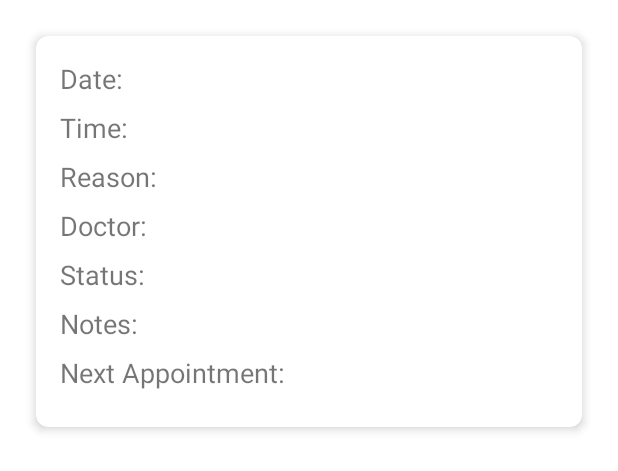
After one commit to Dlaminisiphi/Health-App, an Android app: the layout item_my_history.xml on its own in the app's theme, with its tools: preview values and no code run, on a phone screen of 412 x 824 dp. The commit adds this screen. Shown: the top 471 px of the screen. Run offline under Robolectric (Android 15) with nearby library versions, the phone set to English and light mode, and no system bars.

Commit message:
final commit

```diff
--- a/app/src/main/AndroidManifest.xml
+++ b/app/src/main/AndroidManifest.xml
@@ -14,6 +14,9 @@
         android:supportsRtl="true"
         android:theme="@style/Theme.DutHealthApp"
         tools:targetApi="31">
+        <activity
+            android:name=".MyBookingHistory"
+            android:exported="false" />
         <activity
             android:name=".InputViewActivity"
             android:exported="false" />
--- a/app/src/main/java/com/example/dut_health_app/EmergencyServices.java
+++ b/app/src/main/java/com/example/dut_health_app/EmergencyServices.java
@@ -15,10 +15,6 @@ public class EmergencyServices extends AppCompatActivity {
         super.onCreate(savedInstanceState);
         EdgeToEdge.enable(this);
         setContentView(R.layout.activity_emergency_services);
-        ViewCompat.setOnApplyWindowInsetsListener(findViewById(R.id.main), (v, insets) -> {
-            Insets systemBars = insets.getInsets(WindowInsetsCompat.Type.systemBars());
-            v.setPadding(systemBars.left, systemBars.top, systemBars.right, systemBars.bottom);
-            return insets;
-        });
+
     }
 }
--- /dev/null
+++ b/app/src/main/res/layout/item_my_history.xml
@@ -0,0 +1,80 @@
+<?xml version="1.0" encoding="utf-8"?>
+<LinearLayout xmlns:android="http://schemas.android.com/apk/res/android"
+    xmlns:card_view="http://schemas.android.com/apk/res-auto"
+    android:layout_width="match_parent"
+    android:layout_height="wrap_content"
+    android:orientation="vertical"
+    android:padding="16dp">
+
+    <androidx.cardview.widget.CardView
+        android:id="@+id/appointment_card"
+        android:layout_width="match_parent"
+        android:layout_height="wrap_content"
+        android:layout_margin="8dp"
+        card_view:cardCornerRadius="8dp"
+        card_view:cardElevation="4dp">
+
+        <LinearLayout
+            android:layout_width="match_parent"
+            android:layout_height="wrap_content"
+            android:orientation="vertical"
+            android:padding="16dp">
+
+            <TextView
+                android:id="@+id/tv_date"
+                android:layout_width="wrap_content"
+                android:layout_height="wrap_content"
+                android:text="Date: "
+                android:textSize="18sp"
+                android:layout_marginBottom="8dp"/>
+
+            <TextView
+                android:id="@+id/tv_time"
+                android:layout_width="wrap_content"
+                android:layout_height="wrap_content"
+                android:text="Time: "
+                android:textSize="18sp"
+                android:layout_marginBottom="8dp"/>
+
+            <TextView
+                android:id="@+id/tv_reason"
+                android:layout_width="wrap_content"
+                android:layout_height="wrap_content"
+                android:text="Reason: "
+                android:textSize="18sp"
+                android:layout_marginBottom="8dp"/>
+
+            <TextView
+                android:id="@+id/tv_doctor"
+                android:layout_width="wrap_content"
+                android:layout_height="wrap_content"
+                android:text="Doctor: "
+                android:textSize="18sp"
+                android:layout_marginBottom="8dp"/>
+
+            <TextView
+                android:id="@+id/tv_status"
+                android:layout_width="wrap_content"
+                android:layout_height="wrap_content"
+                android:text="Status: "
+                android:textSize="18sp"
+                android:layout_marginBottom="8dp"/>
+
+            <TextView
+                android:id="@+id/tv_notes"
+                android:layout_width="wrap_content"
+                android:layout_height="wrap_content"
+                android:text="Notes: "
+                android:textSize="18sp"
+                android:layout_marginBottom="8dp"/>
+
+            <TextView
+                android:id="@+id/tv_next_appointment"
+                android:layout_width="wrap_content"
+                android:layout_height="wrap_content"
+                android:text="Next Appointment: "
+                android:textSize="18sp"
+                android:layout_marginBottom="8dp"/>
+        </LinearLayout>
+    </androidx.cardview.widget.CardView>
+</LinearLayout>
--- a/app/src/main/res/layout/item_review.xml
+++ b/app/src/main/res/layout/item_review.xml
@@ -22,7 +22,8 @@
             android:id="@+id/rating_bar"
             android:layout_width="wrap_content"
             android:layout_height="wrap_content"
-            android:numStars="5" />
+            android:numStars="5"
+            android:isIndicator="true"/>
 
         <TextView
             android:id="@+id/review_text"
--- a/app/src/main/res/values-v23/themes.xml
+++ b/app/src/main/res/values-v23/themes.xml
@@ -1,9 +1,4 @@
 <resources xmlns:tools="http://schemas.android.com/tools">
 
-    <style name="Theme.DutHealthApp" parent="Base.Theme.DutHealthApp">
-        <!-- Transparent system bars for edge-to-edge. -->
-        <item name="android:navigationBarColor">@android:color/transparent</item>
-        <item name="android:statusBarColor">@android:color/transparent</item>
-        <item name="android:windowLightStatusBar">?attr/isLightTheme</item>
-    </style>
+
 </resources>
--- a/app/src/main/res/values/strings.xml
+++ b/app/src/main/res/values/strings.xml
@@ -32,5 +32,4 @@
     <string name="lorem_ipsum">Your lorem ipsum text here</string>
 
 
-
 </resources>
```
Also changed, not shown: app/src/main/java/com/example/dut_health_app/AdminBookingAdapter.java (+9 -6 lines), app/src/main/java/com/example/dut_health_app/AdminUserBooking.java (+7 -2 lines), app/src/main/java/com/example/dut_health_app/Dashboard.java (+12 -1 lines), app/src/main/java/com/example/dut_health_app/InputViewActivity.java (+49 -24 lines), app/src/main/java/com/example/dut_health_app/MyBookingHistory.java (added, +74 -0 lines), app/src/main/java/com/example/dut_health_app/SecondFragment.java (deleted, +0 -44 lines), app/src/main/java/com/example/dut_health_app/SetUpActivity.java (+7 -4 lines), app/src/main/java/com/example/dut_health_app/UserBookingHistoryAdapter.java (added, +64 -0 lines), app/src/main/java/com/example/dut_health_app/UserBookings.java (+14 -15 lines), app/src/main/java/com/example/dut_health_app/UserProfileInfo.java (+11 -0 lines), app/src/main/res/layout/activity_my_booking_history.xml (added, +41 -0 lines), app/src/main/res/layout/activity_sign_up.xml (+7 -6 lines).
